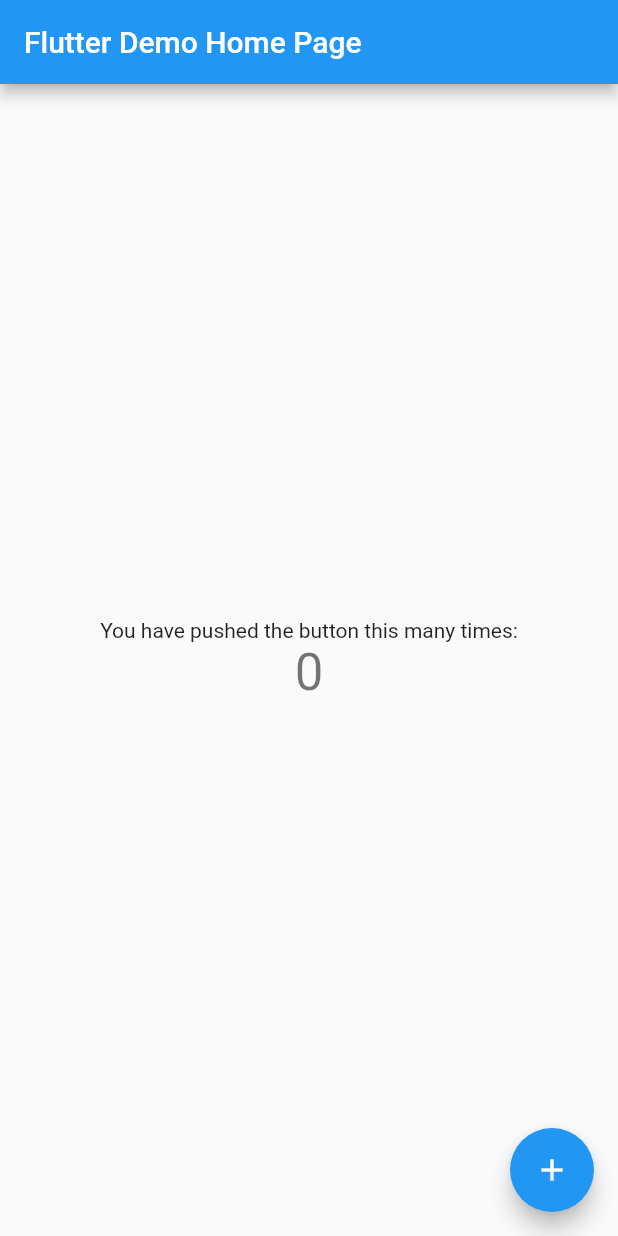
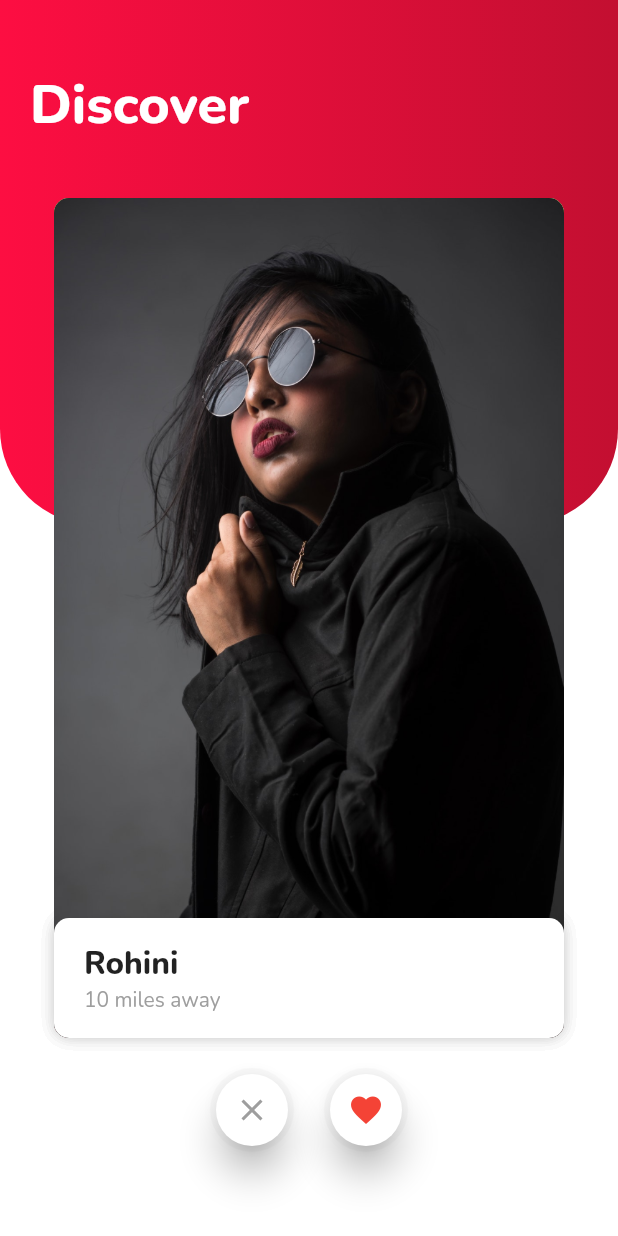
Before and after one commit to rewitt94/tinder-for-events, a Flutter app: the screen it shows after launch, on a phone screen of 412 x 824 dp. Run offline on Flutter 3.47's test engine with Material 2 defaults, Android fonts, the light colour scheme and no system bars.

```diff
--- a/mobile/lib/main.dart
+++ b/mobile/lib/main.dart
@@ -1,115 +1,26 @@
+import './widgets/background_curve_widget.dart';
+import './widgets/cards_stack_widget.dart';
 import 'package:flutter/material.dart';
 
-void main() {
-  runApp(const MyApp());
-}
+void main() => runApp(const MyApp());
 
 class MyApp extends StatelessWidget {
   const MyApp({Key? key}) : super(key: key);
 
-  // This widget is the root of your application.
   @override
   Widget build(BuildContext context) {
     return MaterialApp(
-      title: 'Flutter Demo',
-      theme: ThemeData(
-        // This is the theme of your application.
-        //
-        // Try running your application with "flutter run". You'll see the
-        // application has a blue toolbar. Then, without quitting the app, try
-        // changing the primarySwatch below to Colors.green and then invoke
-        // "hot reload" (press "r" in the console where you ran "flutter run",
-        // or simply save your changes to "hot reload" in a Flutter IDE).
-        // Notice that the counter didn't reset back to zero; the application
-        // is not restarted.
-        primarySwatch: Colors.blue,
+      home: Scaffold(
+        backgroundColor: Colors.white,
+        body: Stack(
+          children: const [
+            BackgroudCurveWidget(),
+            CardsStackWidget(),
+          ],
+        ),
       ),
-      home: const MyHomePage(title: 'Flutter Demo Home Page'),
     );
   }
 }
 
-class MyHomePage extends StatefulWidget {
-  const MyHomePage({Key? key, required this.title}) : super(key: key);
-
-  // This widget is the home page of your application. It is stateful, meaning
-  // that it has a State object (defined below) that contains fields that affect
-  // how it looks.
-
-  // This class is the configuration for the state. It holds the values (in this
-  // case the title) provided by the parent (in this case the App widget) and
-  // used by the build method of the State. Fields in a Widget subclass are
-  // always marked "final".
-
-  final String title;
-
-  @override
-  State<MyHomePage> createState() => _MyHomePageState();
-}
-
-class _MyHomePageState extends State<MyHomePage> {
-  int _counter = 0;
-
-  void _incrementCounter() {
-    setState(() {
-      // This call to setState tells the Flutter framework that something has
-      // changed in this State, which causes it to rerun the build method below
-      // so that the display can reflect the updated values. If we changed
-      // _counter without calling setState(), then the build method would not be
-      // called again, and so nothing would appear to happen.
-      _counter++;
-    });
-  }
-
-  @override
-  Widget build(BuildContext context) {
-    // This method is rerun every time setState is called, for instance as done
-    // by the _incrementCounter method above.
-    //
-    // The Flutter framework has been optimized to make rerunning build methods
-    // fast, so that you can just rebuild anything that needs updating rather
-    // than having to individually change instances of widgets.
-    return Scaffold(
-      appBar: AppBar(
-        // Here we take the value from the MyHomePage object that was created by
-        // the App.build method, and use it to set our appbar title.
-        title: Text(widget.title),
-      ),
-      body: Center(
-        // Center is a layout widget. It takes a single child and positions it
-        // in the middle of the parent.
-        child: Column(
-          // Column is also a layout widget. It takes a list of children and
-          // arranges them vertically. By default, it sizes itself to fit its
-          // children horizontally, and tries to be as tall as its parent.
-          //
-          // Invoke "debug painting" (press "p" in the console, choose the
-          // "Toggle Debug Paint" action from the Flutter Inspector in Android
-          // Studio, or the "Toggle Debug Paint" command in Visual Studio Code)
-          // to see the wireframe for each widget.
-          //
-          // Column has various properties to control how it sizes itself and
-          // how it positions its children. Here we use mainAxisAlignment to
-          // center the children vertically; the main axis here is the vertical
-          // axis because Columns are vertical (the cross axis would be
-          // horizontal).
-          mainAxisAlignment: MainAxisAlignment.center,
-          children: <Widget>[
-            const Text(
-              'You have pushed the button this many times:',
-            ),
-            Text(
-              '$_counter',
-              style: Theme.of(context).textTheme.headline4,
-            ),
-          ],
-        ),
-      ),
-      floatingActionButton: FloatingActionButton(
-        onPressed: _incrementCounter,
-        tooltip: 'Increment',
-        child: const Icon(Icons.add),
-      ), // This trailing comma makes auto-formatting nicer for build methods.
-    );
-  }
-}
+enum Swipe { left, right, none }
--- /dev/null
+++ b/mobile/lib/model/profile.dart
@@ -0,0 +1,10 @@
+class Profile {
+  const Profile({
+    required this.name,
+    required this.distance,
+    required this.imageAsset,
+  });
+  final String name;
+  final String distance;
+  final String imageAsset;
+}
--- /dev/null
+++ b/mobile/lib/widgets/action_button_widget.dart
@@ -0,0 +1,23 @@
+import 'package:flutter/material.dart';
+
+class ActionButtonWidget extends StatelessWidget {
+  const ActionButtonWidget(
+      {Key? key, required this.onPressed, required this.icon})
+      : super(key: key);
+  final VoidCallback onPressed;
+  final Icon icon;
+
+  @override
+  Widget build(BuildContext context) {
+    return Material(
+      shape: const CircleBorder(),
+      child: Card(
+        elevation: 10,
+        shape: RoundedRectangleBorder(
+          borderRadius: BorderRadius.circular(35.0),
+        ),
+        child: IconButton(onPressed: onPressed, icon: icon),
+      ),
+    );
+  }
+}
--- /dev/null
+++ b/mobile/lib/widgets/background_curve_widget.dart
@@ -0,0 +1,39 @@
+import 'package:flutter/material.dart';
+
+class BackgroudCurveWidget extends StatelessWidget {
+  const BackgroudCurveWidget({Key? key}) : super(key: key);
+
+  @override
+  Widget build(BuildContext context) {
+    return Container(
+      width: double.infinity,
+      height: 350,
+      decoration: const ShapeDecoration(
+        shape: RoundedRectangleBorder(
+          borderRadius: BorderRadius.only(
+            bottomLeft: Radius.circular(64),
+            bottomRight: Radius.circular(64),
+          ),
+        ),
+        gradient: LinearGradient(
+          colors: <Color>[
+            Color(0xFFFD0E42),
+            Color(0xFFC30F31),
+          ],
+        ),
+      ),
+      child: const Padding(
+        padding: EdgeInsets.only(top: 46.0, left: 20.0),
+        child: Text(
+          'Discover',
+          style: TextStyle(
+            fontFamily: 'Nunito',
+            fontWeight: FontWeight.w800,
+            color: Colors.white,
+            fontSize: 36,
+          ),
+        ),
+      ),
+    );
+  }
+}
--- /dev/null
+++ b/mobile/lib/widgets/cards_stack_widget.dart
@@ -0,0 +1,210 @@
+import '../main.dart';
+import '../model/profile.dart';
+import './action_button_widget.dart';
+import './drag_widget.dart';
+import 'package:flutter/material.dart';
+
+class CardsStackWidget extends StatefulWidget {
+  const CardsStackWidget({Key? key}) : super(key: key);
+
+  @override
+  State<CardsStackWidget> createState() => _CardsStackWidgetState();
+}
+
+class _CardsStackWidgetState extends State<CardsStackWidget>
+    with SingleTickerProviderStateMixin {
+  List<Profile> draggableItems = [
+    const Profile(
+        name: 'Rohini',
+        distance: '10 miles away',
+        imageAsset: 'assets/images/avatar_1.png'),
+    const Profile(
+        name: 'Rohini',
+        distance: '10 miles away',
+        imageAsset: 'assets/images/avatar_2.png'),
+    const Profile(
+        name: 'Rohini',
+        distance: '10 miles away',
+        imageAsset: 'assets/images/avatar_3.png'),
+    const Profile(
+        name: 'Rohini',
+        distance: '10 miles away',
+        imageAsset: 'assets/images/avatar_4.png'),
+    const Profile(
+        name: 'Rohini',
+        distance: '10 miles away',
+        imageAsset: 'assets/images/avatar_5.png'),
+  ];
+
+  ValueNotifier<Swipe> swipeNotifier = ValueNotifier(Swipe.none);
+  late final AnimationController _animationController;
+
+  @override
+  void initState() {
+    super.initState();
+    _animationController = AnimationController(
+      duration: const Duration(milliseconds: 500),
+      vsync: this,
+    );
+    _animationController.addStatusListener((status) {
+      if (status == AnimationStatus.completed) {
+        draggableItems.removeLast();
+        _animationController.reset();
+
+        swipeNotifier.value = Swipe.none;
+      }
+    });
+  }
+
+  @override
+  Widget build(BuildContext context) {
+    return Stack(
+      clipBehavior: Clip.none,
+      children: [
+        ClipRRect(
+          borderRadius: BorderRadius.circular(10),
+          child: ValueListenableBuilder(
+            valueListenable: swipeNotifier,
+            builder: (context, swipe, _) => Stack(
+              clipBehavior: Clip.none,
+              alignment: Alignment.center,
+              children: List.generate(draggableItems.length, (index) {
+                if (index == draggableItems.length - 1) {
+                  return PositionedTransition(
+                    rect: RelativeRectTween(
+                      begin: RelativeRect.fromSize(
+                          const Rect.fromLTWH(0, 0, 580, 340),
+                          const Size(580, 340)),
+                      end: RelativeRect.fromSize(
+                          Rect.fromLTWH(
+                              swipe != Swipe.none
+                                  ? swipe == Swipe.left
+                                  ? -300
+                                  : 300
+                                  : 0,
+                              0,
+                              580,
+                              340),
+                          const Size(580, 340)),
+                    ).animate(CurvedAnimation(
+                      parent: _animationController,
+                      curve: Curves.easeInOut,
+                    )),
+                    child: RotationTransition(
+                      turns: Tween<double>(
+                          begin: 0,
+                          end: swipe != Swipe.none
+                              ? swipe == Swipe.left
+                              ? -0.1 * 0.3
+                              : 0.1 * 0.3
+                              : 0.0)
+                          .animate(
+                        CurvedAnimation(
+                          parent: _animationController,
+                          curve:
+                          const Interval(0, 0.4, curve: Curves.easeInOut),
+                        ),
+                      ),
+                      child: DragWidget(
+                        profile: draggableItems[index],
+                        index: index,
+                        swipeNotifier: swipeNotifier,
+                        isLastCard: true,
+                      ),
+                    ),
+                  );
+                } else {
+                  return DragWidget(
+                    profile: draggableItems[index],
+                    index: index,
+                    swipeNotifier: swipeNotifier,
+                  );
+                }
+              }),
+            ),
+          ),
+        ),
+        Positioned(
+          bottom: 10,
+          left: 0,
+          right: 0,
+          child: Padding(
+            padding: const EdgeInsets.only(bottom: 46.0),
+            child: Row(
+              mainAxisAlignment: MainAxisAlignment.center,
+              children: [
+                ActionButtonWidget(
+                  onPressed: () {
+                    swipeNotifier.value = Swipe.left;
+                    _animationController.forward();
+                  },
+                  icon: const Icon(
+                    Icons.close,
+                    color: Colors.grey,
+                  ),
+                ),
+                const SizedBox(width: 20),
+                ActionButtonWidget(
+                  onPressed: () {
+                    swipeNotifier.value = Swipe.right;
+                    _animationController.forward();
+                  },
+                  icon: const Icon(
+                    Icons.favorite,
+                    color: Colors.red,
+                  ),
+                ),
+              ],
+            ),
+          ),
+        ),
+        Positioned(
+          left: 0,
+          child: DragTarget<int>(
+            builder: (
+                BuildContext context,
+                List<dynamic> accepted,
+                List<dynamic> rejected,
+                ) {
+              return IgnorePointer(
+                child: Container(
+                  height: 700.0,
+                  width: 80.0,
+                  color: Colors.transparent,
+                ),
+              );
+            },
+            onAccept: (int index) {
+              setState(() {
+                draggableItems.removeAt(index);
+              });
+            },
+          ),
+        ),
+        Positioned(
+          right: 0,
+          child: DragTarget<int>(
+            builder: (
+                BuildContext context,
+                List<dynamic> accepted,
+                List<dynamic> rejected,
+                ) {
+              return IgnorePointer(
+                child: Container(
+                  height: 700.0,
+                  width: 80.0,
+                  color: Colors.transparent,
+                ),
+              );
+            },
+            onAccept: (int index) {
+              setState(() {
+                draggableItems.removeAt(index);
+              });
+            },
+          ),
+        ),
+      ],
+    );
+  }
+}
--- /dev/null
+++ b/mobile/lib/widgets/drag_widget.dart
@@ -0,0 +1,135 @@
+import '../main.dart';
+import '../model/profile.dart';
+import './profile_card.dart';
+import './tag_widget.dart';
+import 'package:flutter/material.dart';
+
+class DragWidget extends StatefulWidget {
+  const DragWidget({
+    Key? key,
+    required this.profile,
+    required this.index,
+    required this.swipeNotifier,
+    this.isLastCard = false,
+  }) : super(key: key);
+  final Profile profile;
+  final int index;
+  final ValueNotifier<Swipe> swipeNotifier;
+  final bool isLastCard;
+
+  @override
+  State<DragWidget> createState() => _DragWidgetState();
+}
+
+class _DragWidgetState extends State<DragWidget> {
+  @override
+  Widget build(BuildContext context) {
+    return Center(
+      child: Draggable<int>(
+        // Data is the value this Draggable stores.
+        data: widget.index,
+        feedback: Material(
+          color: Colors.transparent,
+          child: ValueListenableBuilder(
+            valueListenable: widget.swipeNotifier,
+            builder: (context, swipe, _) {
+              return RotationTransition(
+                turns: widget.swipeNotifier.value != Swipe.none
+                    ? widget.swipeNotifier.value == Swipe.left
+                    ? const AlwaysStoppedAnimation(-15 / 360)
+                    : const AlwaysStoppedAnimation(15 / 360)
+                    : const AlwaysStoppedAnimation(0),
+                child: Stack(
+                  children: [
+                    ProfileCard(profile: widget.profile),
+                    widget.swipeNotifier.value != Swipe.none
+                        ? widget.swipeNotifier.value == Swipe.right
+                        ? Positioned(
+                      top: 40,
+                      left: 20,
+                      child: Transform.rotate(
+                        angle: 12,
+                        child: TagWidget(
+                          text: 'LIKE',
+                          color: Colors.green[400]!,
+                        ),
+                      ),
+                    )
+                        : Positioned(
+                      top: 50,
+                      right: 24,
+                      child: Transform.rotate(
+                        angle: -12,
+                        child: TagWidget(
+                          text: 'DISLIKE',
+                          color: Colors.red[400]!,
+                        ),
+                      ),
+                    )
+                        : const SizedBox.shrink(),
+                  ],
+                ),
+              );
+            },
+          ),
+        ),
+        onDragUpdate: (DragUpdateDetails dragUpdateDetails) {
+          if (dragUpdateDetails.delta.dx > 0 &&
+              dragUpdateDetails.globalPosition.dx >
+                  MediaQuery.of(context).size.width / 2) {
+            widget.swipeNotifier.value = Swipe.right;
+          }
+          if (dragUpdateDetails.delta.dx < 0 &&
+              dragUpdateDetails.globalPosition.dx <
+                  MediaQuery.of(context).size.width / 2) {
+            widget.swipeNotifier.value = Swipe.left;
+          }
+        },
+        onDragEnd: (drag) {
+          widget.swipeNotifier.value = Swipe.none;
+        },
+
+        childWhenDragging: Container(
+          color: Colors.transparent,
+        ),
+
+        //This will be visible when we press action button
+        child: ValueListenableBuilder(
+            valueListenable: widget.swipeNotifier,
+            builder: (BuildContext context, Swipe swipe, Widget? child) {
+              return Stack(
+                children: [
+                  ProfileCard(profile: widget.profile),
+                  // heck if this is the last card and Swipe is not equal to Swipe.none
+                  swipe != Swipe.none && widget.isLastCard
+                      ? swipe == Swipe.right
+                      ? Positioned(
+                    top: 40,
+                    left: 20,
+                    child: Transform.rotate(
+                      angle: 12,
+                      child: TagWidget(
+                        text: 'LIKE',
+                        color: Colors.green[400]!,
+                      ),
+                    ),
+                  )
+                      : Positioned(
+                    top: 50,
+                    right: 24,
+                    child: Transform.rotate(
+                      angle: -12,
+                      child: TagWidget(
+                        text: 'DISLIKE',
+                        color: Colors.red[400]!,
+                      ),
+                    ),
+                  )
+                      : const SizedBox.shrink(),
+                ],
+              );
+            }),
+      ),
+    );
+  }
+}
--- /dev/null
+++ b/mobile/lib/widgets/profile_card.dart
@@ -0,0 +1,74 @@
+import '../model/profile.dart';
+import 'package:flutter/material.dart';
+
+class ProfileCard extends StatelessWidget {
+  const ProfileCard({Key? key, required this.profile}) : super(key: key);
+  final Profile profile;
+
+  @override
+  Widget build(BuildContext context) {
+    return Container(
+      height: 580,
+      width: 340,
+      padding: const EdgeInsets.symmetric(vertical: 10),
+      child: Stack(
+        children: [
+          Positioned.fill(
+            child: ClipRRect(
+              borderRadius: BorderRadius.circular(10),
+              child: Image.asset(
+                profile.imageAsset,
+                fit: BoxFit.fitHeight,
+              ),
+            ),
+          ),
+          Positioned(
+            bottom: 0,
+            child: Container(
+              height: 80,
+              width: 340,
+              decoration: ShapeDecoration(
+                color: Colors.white,
+                shape: RoundedRectangleBorder(
+                  borderRadius: BorderRadius.circular(10),
+                ),
+                shadows: <BoxShadow>[
+                  BoxShadow(
+                    color: Colors.black.withOpacity(0.05),
+                    blurRadius: 8,
+                  ),
+                ],
+              ),
+              child: Padding(
+                padding: const EdgeInsets.only(left: 20),
+                child: Column(
+                  crossAxisAlignment: CrossAxisAlignment.start,
+                  mainAxisAlignment: MainAxisAlignment.center,
+                  children: [
+                    Text(
+                      profile.name,
+                      style: const TextStyle(
+                        fontFamily: 'Nunito',
+                        fontWeight: FontWeight.w800,
+                        fontSize: 21,
+                      ),
+                    ),
+                    Text(
+                      profile.distance,
+                      style: const TextStyle(
+                        fontFamily: 'Nunito',
+                        fontWeight: FontWeight.w400,
+                        fontSize: 14,
+                        color: Colors.grey,
+                      ),
+                    ),
+                  ],
+                ),
+              ),
+            ),
+          ),
+        ],
+      ),
+    );
+  }
+}
--- /dev/null
+++ b/mobile/lib/widgets/tag_widget.dart
@@ -0,0 +1,34 @@
+import 'package:flutter/material.dart';
+
+class TagWidget extends StatelessWidget {
+  const TagWidget({
+    Key? key,
+    required this.text,
+    required this.color,
+  }) : super(key: key);
+  final String text;
+  final Color color;
+
+  @override
+  Widget build(BuildContext context) {
+    return Container(
+      padding: const EdgeInsets.symmetric(horizontal: 12),
+      decoration: ShapeDecoration(
+        shape: RoundedRectangleBorder(
+          borderRadius: BorderRadius.circular(10),
+          side: BorderSide(
+            color: color,
+            width: 4,
+          ),
+        ),
+      ),
+      child: Text(
+        text,
+        style: TextStyle(
+          color: color,
+          fontSize: 36,
+        ),
+      ),
+    );
+  }
+}
```
Also changed, not shown: mobile/pubspec.yaml (+14 -13 lines), mobile/assets/fonts/Nunito-ExtraBold.ttf (added), mobile/assets/fonts/Nunito-Regular.ttf (added), mobile/assets/images/avatar_1.png (added), mobile/assets/images/avatar_2.png (added), mobile/assets/images/avatar_3.png (added), mobile/assets/images/avatar_4.png (added), mobile/assets/images/avatar_5.png (added), mobile/pubspec.lock, 1 other file.
